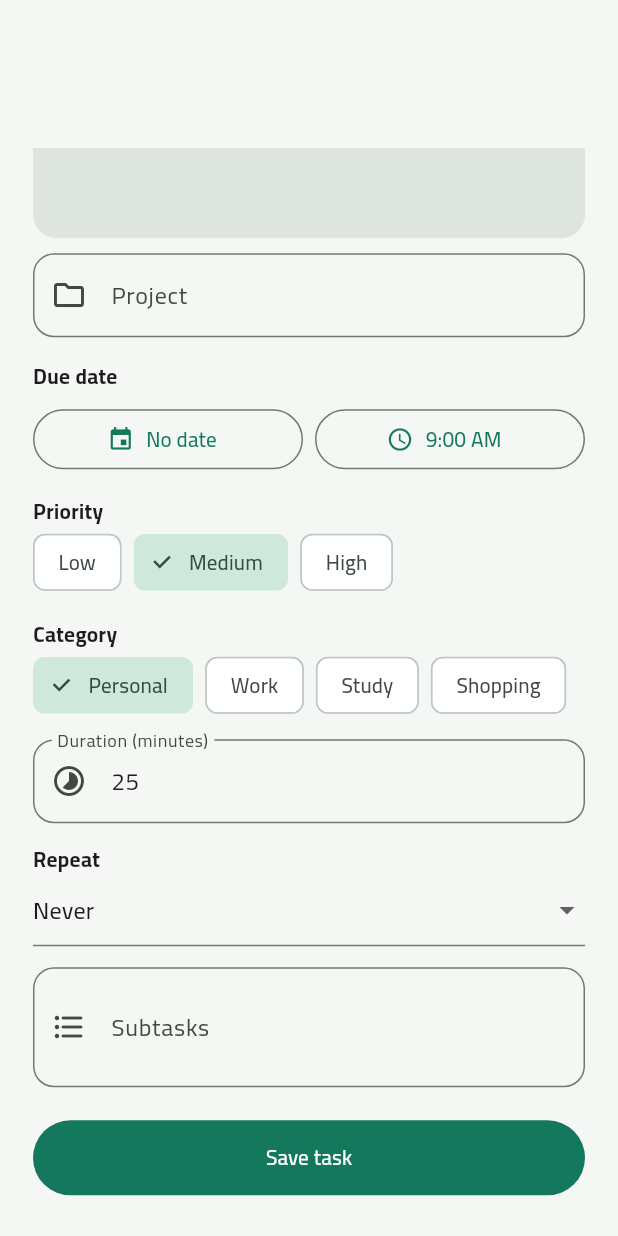
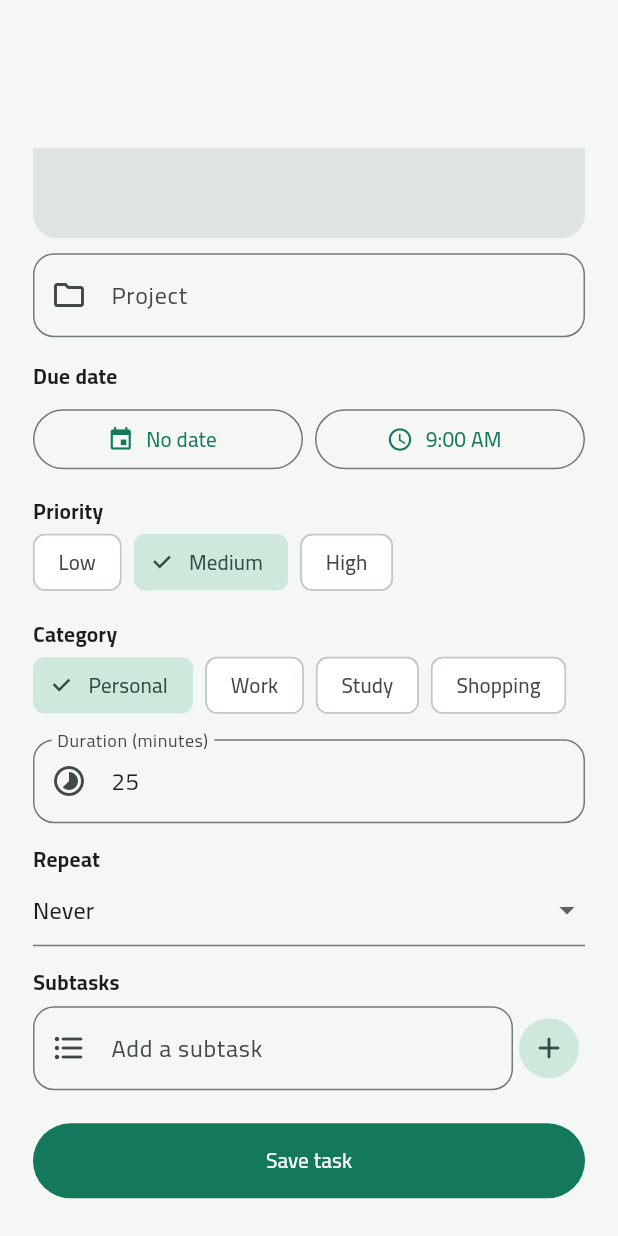
Before and after one commit to anubisland/Smart-ToDo, a Flutter app: the TaskEditor widget shown alone on an empty page, opened directly with empty values, scrolled down 188 dp, on a phone screen of 412 x 824 dp. Run offline on Flutter 3.47's test engine with Material 3 defaults, Android fonts, the phone set to English and light mode, and no system bars; our stand-ins replace file_picker, fl_chart, flutter_local_notifications, flutter_timezone, package_info_plus, shared_preferences and 3 more; accounts and stored records are empty.

Commit message:
Add subtask progress tracking

```diff
--- a/lib/app.dart
+++ b/lib/app.dart
@@ -376,7 +376,7 @@ class TodoShell extends StatefulWidget {
 
 class _TodoShellState extends State<TodoShell> {
   final db = TaskDatabase.instance;
-  String appVersion = '1.0.2+3';
+  String appVersion = '1.0.3+4';
   List<TodoTask> tasks = [];
   int tab = 0;
   bool loading = true;
@@ -1049,6 +1049,8 @@ class _TodoShellState extends State<TodoShell> {
       TaskPriority.medium => const Color(0xffdba73b),
       TaskPriority.low => _green,
     };
+    final subtaskCount = task.subtasks.length;
+    final completedSubtasks = task.subtasksDone.where((done) => done).length;
     return Card(
       child: ListTile(
         contentPadding: const EdgeInsets.symmetric(horizontal: 16, vertical: 5),
@@ -1074,6 +1076,26 @@ class _TodoShellState extends State<TodoShell> {
                 maxLines: 1,
                 overflow: TextOverflow.ellipsis,
               ),
+            if (subtaskCount > 0) ...[
+              const SizedBox(height: 9),
+              Row(
+                children: [
+                  Expanded(
+                    child: ClipRRect(
+                      borderRadius: BorderRadius.circular(8),
+                      child: LinearProgressIndicator(
+                        value: completedSubtasks / subtaskCount,
+                        minHeight: 6,
+                        backgroundColor: _mint,
+                        color: _green,
+                      ),
+                    ),
+                  ),
+                  const SizedBox(width: 8),
+                  Text('$completedSubtasks/$subtaskCount ${t('subtasks')}'),
+                ],
+              ),
+            ],
             const SizedBox(height: 5),
             Wrap(
               spacing: 9,
@@ -1990,9 +2012,9 @@ class _TaskEditorState extends State<TaskEditor> {
     text: widget.task?.description ?? '',
   );
   late final project = TextEditingController(text: widget.task?.project ?? '');
-  late final subtasks = TextEditingController(
-    text: widget.task?.subtasks.join('\n') ?? '',
-  );
+  final subtaskInput = TextEditingController();
+  final List<String> subtaskItems = [];
+  final List<bool> subtaskDone = [];
   late final duration = TextEditingController(
     text: '${widget.task?.durationMinutes ?? 25}',
   );
@@ -2008,7 +2030,7 @@ class _TaskEditorState extends State<TaskEditor> {
     title.dispose();
     description.dispose();
     project.dispose();
-    subtasks.dispose();
+    subtaskInput.dispose();
     duration.dispose();
     super.dispose();
   }
@@ -2021,7 +2043,28 @@ class _TaskEditorState extends State<TaskEditor> {
     priority = widget.task?.priority ?? TaskPriority.medium;
     category = widget.task?.category ?? 'Personal';
     recurrence = widget.task?.recurrence ?? 'none';
+    final task = widget.task;
+    if (task != null) {
+      subtaskItems.addAll(task.subtasks);
+      subtaskDone.addAll(
+        List<bool>.generate(
+          task.subtasks.length,
+          (index) =>
+              index < task.subtasksDone.length && task.subtasksDone[index],
+        ),
+      );
+    }
     if (date != null) time = TimeOfDay.fromDateTime(date!);
+  }
+
+  void _addSubtask() {
+    final value = subtaskInput.text.trim();
+    if (value.isEmpty) return;
+    setState(() {
+      subtaskItems.add(value);
+      subtaskDone.add(false);
+      subtaskInput.clear();
+    });
   }
 
   @override
@@ -2220,20 +2263,57 @@ class _TaskEditorState extends State<TaskEditor> {
               onChanged: (v) => setState(() => recurrence = v ?? 'none'),
             ),
             const SizedBox(height: 14),
-            TextField(
-              controller: subtasks,
-              minLines: 2,
-              maxLines: 4,
+            Text(
+              s['subtasks']!,
+              style: const TextStyle(fontWeight: FontWeight.w700),
+            ),
+            const SizedBox(height: 6),
+            if (subtaskItems.isNotEmpty)
+              ...List<Widget>.generate(
+                subtaskItems.length,
+                (index) => CheckboxListTile(
+                  contentPadding: EdgeInsets.zero,
+                  dense: true,
+                  value: subtaskDone[index],
+                  title: Text(subtaskItems[index]),
+                  onChanged: (value) =>
+                      setState(() => subtaskDone[index] = value ?? false),
+                  secondary: IconButton(
+                    tooltip: widget.lang == 'ar' ? 'حذف' : 'Remove',
+                    icon: const Icon(Icons.close_rounded),
+                    onPressed: () => setState(() {
+                      subtaskItems.removeAt(index);
+                      subtaskDone.removeAt(index);
+                    }),
+                  ),
+                ),
+              ),
+            Row(
+              children: [
+                Expanded(
+                  child: TextField(
+                    controller: subtaskInput,
+                    textInputAction: TextInputAction.done,
+                    onSubmitted: (_) => _addSubtask(),
                     decoration: InputDecoration(
-                labelText: s['subtasks'],
                       hintText: widget.lang == 'ar'
-                    ? 'مهمة فرعية في كل سطر'
-                    : 'One subtask per line',
-                prefixIcon: const Icon(Icons.format_list_bulleted_rounded),
+                          ? 'أضف مهمة فرعية'
+                          : 'Add a subtask',
+                      prefixIcon: const Icon(
+                        Icons.format_list_bulleted_rounded,
+                      ),
                       border: OutlineInputBorder(
                         borderRadius: BorderRadius.circular(14),
                       ),
                     ),
+                  ),
+                ),
+                IconButton.filledTonal(
+                  onPressed: _addSubtask,
+                  icon: const Icon(Icons.add_rounded),
+                  tooltip: widget.lang == 'ar' ? 'إضافة' : 'Add',
+                ),
+              ],
             ),
             const SizedBox(height: 22),
             FilledButton(
@@ -2261,11 +2341,8 @@ class _TaskEditorState extends State<TaskEditor> {
                     category: category,
                     project: project.text.trim(),
                     recurrence: recurrence,
-                    subtasks: subtasks.text
-                        .split('\n')
-                        .map((item) => item.trim())
-                        .where((item) => item.isNotEmpty)
-                        .toList(),
+                    subtasks: List<String>.of(subtaskItems),
+                    subtasksDone: List<bool>.of(subtaskDone),
                     completed: widget.task?.completed ?? false,
                     completedAt: widget.task?.completedAt,
                     createdAt: widget.task?.createdAt,
--- a/lib/data/task.dart
+++ b/lib/data/task.dart
@@ -15,6 +15,7 @@ class TodoTask {
     this.completedAt,
     this.recurrence = 'none',
     this.subtasks = const [],
+    this.subtasksDone = const [],
     this.createdAt,
   });
 
@@ -31,6 +32,7 @@ class TodoTask {
   final DateTime? completedAt;
   final String recurrence;
   final List<String> subtasks;
+  final List<bool> subtasksDone;
   final DateTime? createdAt;
 
   TodoTask copyWith({
@@ -48,6 +50,7 @@ class TodoTask {
     DateTime? completedAt,
     String? recurrence,
     List<String>? subtasks,
+    List<bool>? subtasksDone,
   }) => TodoTask(
     id: id ?? this.id,
     title: title ?? this.title,
@@ -62,6 +65,7 @@ class TodoTask {
     completedAt: completed == false ? null : (completedAt ?? this.completedAt),
     recurrence: recurrence ?? this.recurrence,
     subtasks: subtasks ?? this.subtasks,
+    subtasksDone: subtasksDone ?? this.subtasksDone,
     createdAt: createdAt,
   );
 
@@ -79,10 +83,17 @@ class TodoTask {
     'completed_at': completedAt?.toIso8601String(),
     'recurrence': recurrence,
     'subtasks': subtasks.join('\n'),
+    'subtasks_done': subtasksDone.map((done) => done ? '1' : '0').join('\n'),
     'created_at': (createdAt ?? DateTime.now()).toIso8601String(),
   };
 
-  factory TodoTask.fromMap(Map<String, Object?> map) => TodoTask(
+  factory TodoTask.fromMap(Map<String, Object?> map) {
+    final subtasks = (map['subtasks'] as String? ?? '')
+        .split('\n')
+        .where((s) => s.isNotEmpty)
+        .toList();
+    final done = (map['subtasks_done'] as String? ?? '').split('\n');
+    return TodoTask(
       id: map['id'] as int,
       title: map['title'] as String,
       description: map['description'] as String? ?? '',
@@ -100,12 +111,14 @@ class TodoTask {
       completed: map['completed'] == 1,
       completedAt: DateTime.tryParse(map['completed_at'] as String? ?? ''),
       recurrence: map['recurrence'] as String? ?? 'none',
-    subtasks: (map['subtasks'] as String? ?? '')
-        .split('\n')
-        .where((s) => s.isNotEmpty)
-        .toList(),
+      subtasks: subtasks,
+      subtasksDone: List<bool>.generate(
+        subtasks.length,
+        (index) => index < done.length && done[index] == '1',
+      ),
       createdAt: DateTime.tryParse(map['created_at'] as String? ?? ''),
     );
+  }
 }
 
 bool isOverdue(TodoTask task, [DateTime? now]) =>
@@ -141,6 +154,7 @@ TodoTask? nextOccurrence(TodoTask task) {
     project: task.project,
     recurrence: task.recurrence,
     subtasks: task.subtasks,
+    subtasksDone: List<bool>.filled(task.subtasks.length, false),
   );
 }
 
--- a/pubspec.yaml
+++ b/pubspec.yaml
@@ -16,7 +16,7 @@ publish_to: 'none' # Remove this line if you wish to publish to pub.dev
 # https://developer.apple.com/library/archive/documentation/General/Reference/InfoPlistKeyReference/Articles/CoreFoundationKeys.html
 # In Windows, build-name is used as the major, minor, and patch parts
 # of the product and file versions while build-number is used as the build suffix.
-version: 1.0.2+3
+version: 1.0.3+4
 
 environment:
   sdk: ^3.11.5
```
Also changed, not shown: lib/data/task_database.dart (+7 -2 lines), 2 other files. Lines whose indentation alone changed are shown as unchanged.
